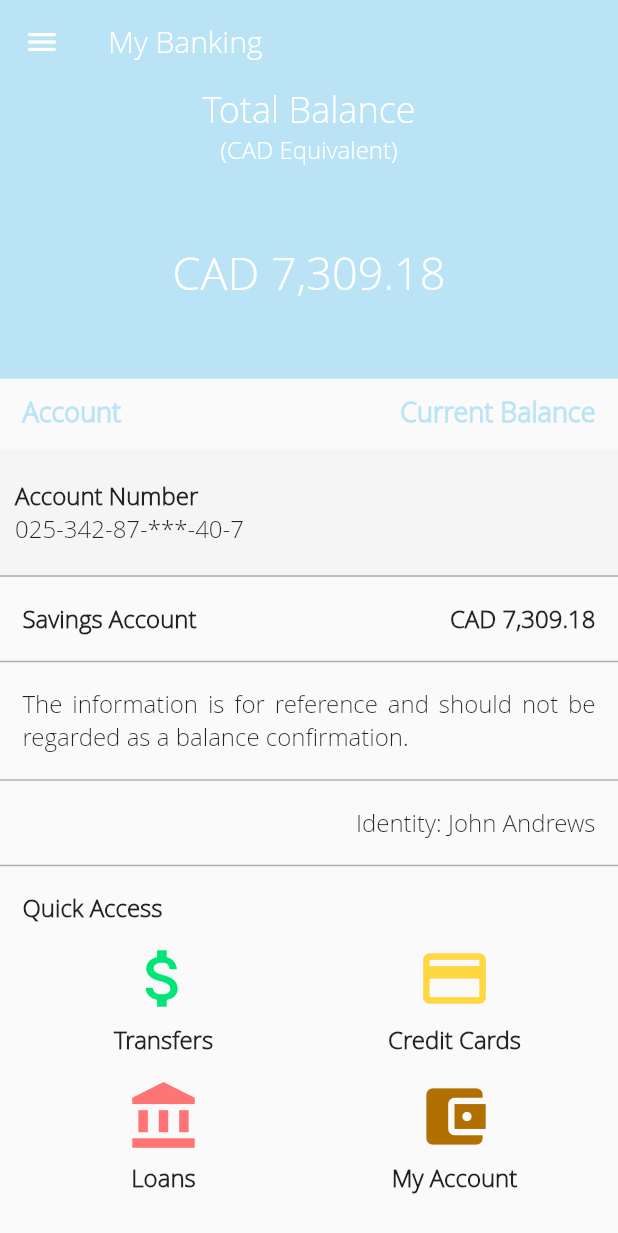
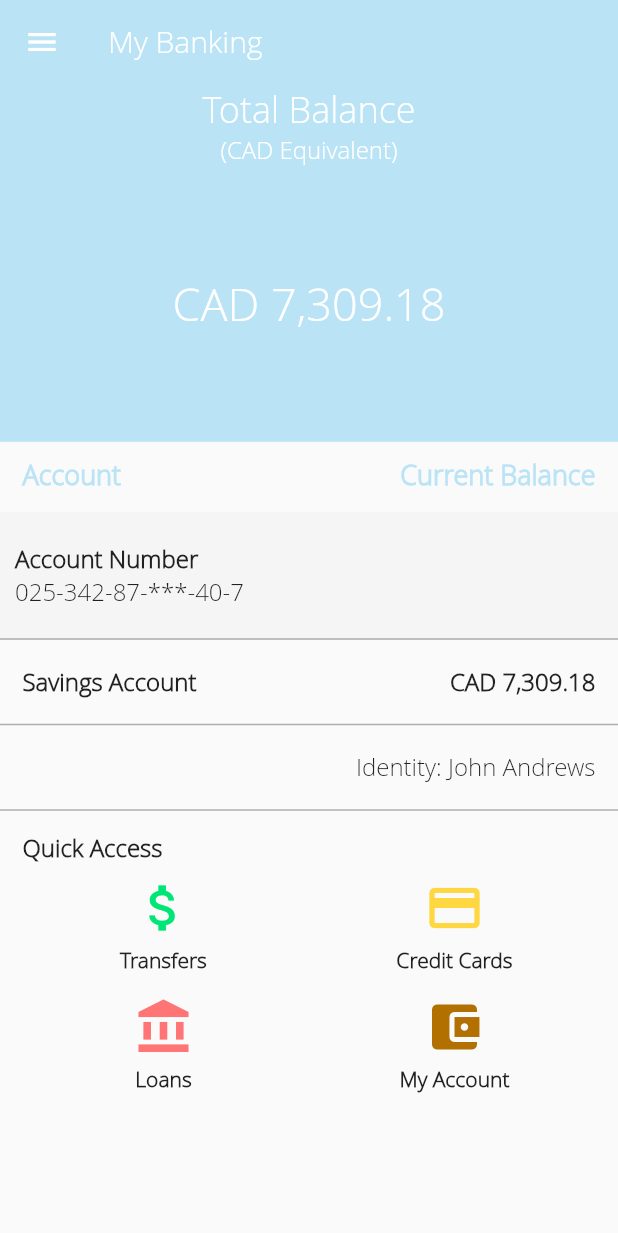
Before and after one commit to Anirudhsfc/GoDashAppTemplate, a Flutter app: the AccountDetails screen opened directly, on a phone screen of 412 x 824 dp. Shown: the top 1233 px of the screen. Run offline on Flutter 3.47's test engine with Material 2 defaults, Android fonts, the phone set to English and light mode, and no system bars.

Commit message:
Final Changes

```diff
--- a/lib/pages/AccountDetails.dart
+++ b/lib/pages/AccountDetails.dart
@@ -208,21 +208,21 @@ class AccountDetails extends StatelessWidget {
                 ),
               ),
             ),
-            Container(
-              child: Container(
-                padding: EdgeInsets.only(top: 17.0, bottom: 17.0, left: 15.0, right: 15.0),
-                decoration: const BoxDecoration(
-                  border: Border(
-                    bottom: BorderSide(color: Color.fromRGBO(0, 0, 0, 0.3))
-                    ),
-                ),
-                child: Text(
-                  "The information is for reference and should not be regarded as a balance confirmation.",
-                  style: TextStyle(fontFamily: 'opensans', fontSize: 16.0),
-                  textAlign: TextAlign.justify,
-                ),
-              ),
-            ),
+            // Container(
+            //   child: Container(
+            //     padding: EdgeInsets.only(top: 17.0, bottom: 17.0, left: 15.0, right: 15.0),
+            //     decoration: const BoxDecoration(
+            //       border: Border(
+            //         bottom: BorderSide(color: Color.fromRGBO(0, 0, 0, 0.3))
+            //         ),
+            //     ),
+            //     child: Text(
+            //       "The information is for reference and should not be regarded as a balance confirmation.",
+            //       style: TextStyle(fontFamily: 'opensans', fontSize: 16.0),
+            //       textAlign: TextAlign.justify,
+            //     ),
+            //   ),
+            // ),
             Container(
               child: Container(
                 padding: EdgeInsets.only(top: 17.0, bottom: 17.0, left: 15.0, right: 15.0),
@@ -242,7 +242,7 @@ class AccountDetails extends StatelessWidget {
             ),
             Container(
               child: Container(
-                padding: EdgeInsets.only(top: 17.0, bottom: 11.0, left: 15.0, right: 15.0),
+                padding: EdgeInsets.only(top: 14.0, bottom: 9.0, left: 15.0, right: 15.0),
                 child: Align(
                   alignment: Alignment.centerLeft,
                   child: Text(
@@ -274,7 +274,7 @@ class AccountDetails extends StatelessWidget {
                                   },
                                   child: Icon(
                                     Icons.attach_money,
-                                    size: 50.0,
+                                    size: 40.0,
                                     color: Color.fromRGBO(0, 230, 118, 1.0),
                                   )
                                 ),
@@ -285,7 +285,7 @@ class AccountDetails extends StatelessWidget {
                                     alignment: Alignment.center,
                                     child: Text(
                                       "Transfers",
-                                      style: TextStyle(fontFamily: 'opensans', fontSize: 16.0, fontWeight: FontWeight.bold),
+                                      style: TextStyle(fontFamily: 'opensans', fontSize: 14.0, fontWeight: FontWeight.bold),
                                     ),
                                   ),
                                 )
@@ -298,7 +298,7 @@ class AccountDetails extends StatelessWidget {
                                 Container(
                                   child: Icon(
                                     Icons.credit_card,
-                                    size: 50.0,
+                                    size: 40.0,
                                     color: Color.fromRGBO(255, 215, 64, 1.0),
                                   )
                                 ),
@@ -309,7 +309,7 @@ class AccountDetails extends StatelessWidget {
                                     alignment: Alignment.center,
                                     child: Text(
                                       "Credit Cards",
-                                      style: TextStyle(fontFamily: 'opensans', fontSize: 16.0, fontWeight: FontWeight.bold),
+                                      style: TextStyle(fontFamily: 'opensans', fontSize: 14.0, fontWeight: FontWeight.bold),
                                     ),
                                   ),
                                 )
@@ -373,7 +373,7 @@ class AccountDetails extends StatelessWidget {
                                 Container(
                                   child: Icon(
                                     Icons.account_balance,
-                                    size: 50.0,
+                                    size: 40.0,
                                     color: Color.fromRGBO(255, 116, 116, 1.0),
                                   )
                                 ),
@@ -384,7 +384,7 @@ class AccountDetails extends StatelessWidget {
                                     alignment: Alignment.center,
                                     child: Text(
                                       "Loans",
-                                      style: TextStyle(fontFamily: 'opensans', fontSize: 16.0, fontWeight: FontWeight.bold),
+                                      style: TextStyle(fontFamily: 'opensans', fontSize: 14.0, fontWeight: FontWeight.bold),
                                     ),
                                   ),
                                 )
@@ -397,7 +397,7 @@ class AccountDetails extends StatelessWidget {
                                 Container(
                                   child: Icon(
                                     Icons.account_balance_wallet,
-                                    size: 50.0,
+                                    size: 40.0,
                                     color: Color.fromRGBO(178, 112, 0, 1.0),
                                   )
                                 ),
@@ -408,7 +408,7 @@ class AccountDetails extends StatelessWidget {
                                     alignment: Alignment.center,
                                     child: Text(
                                       "My Account",
-                                      style: TextStyle(fontFamily: 'opensans', fontSize: 16.0, fontWeight: FontWeight.bold),
+                                      style: TextStyle(fontFamily: 'opensans', fontSize: 14.0, fontWeight: FontWeight.bold),
                                     ),
                                   ),
                                 )
```
